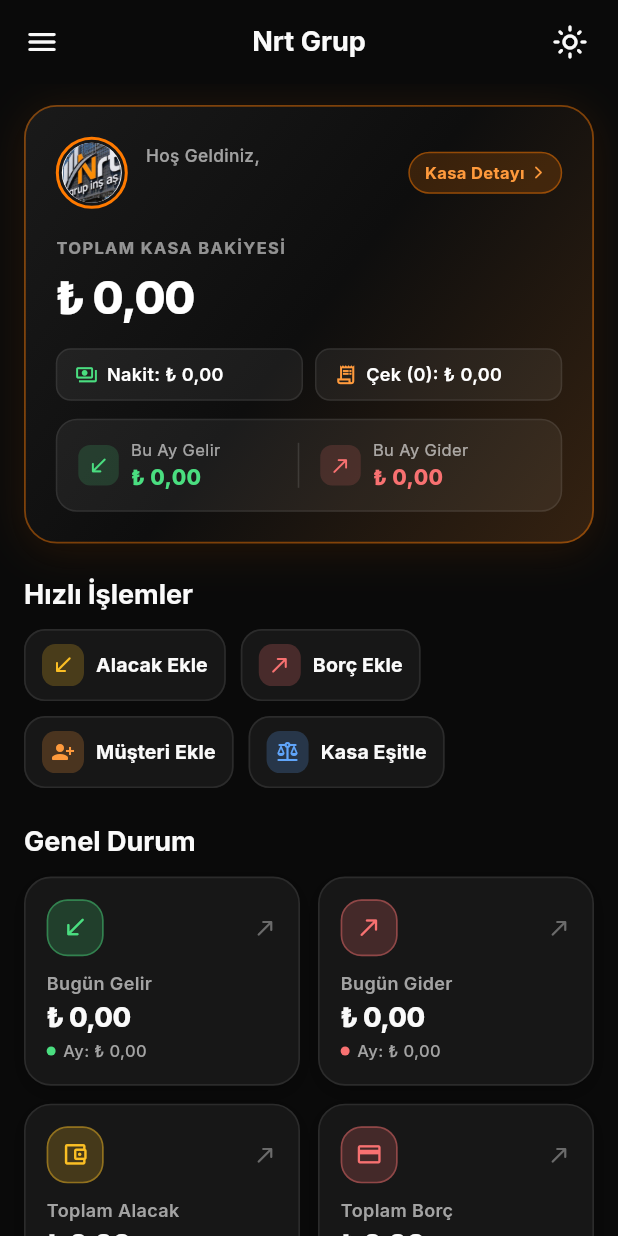
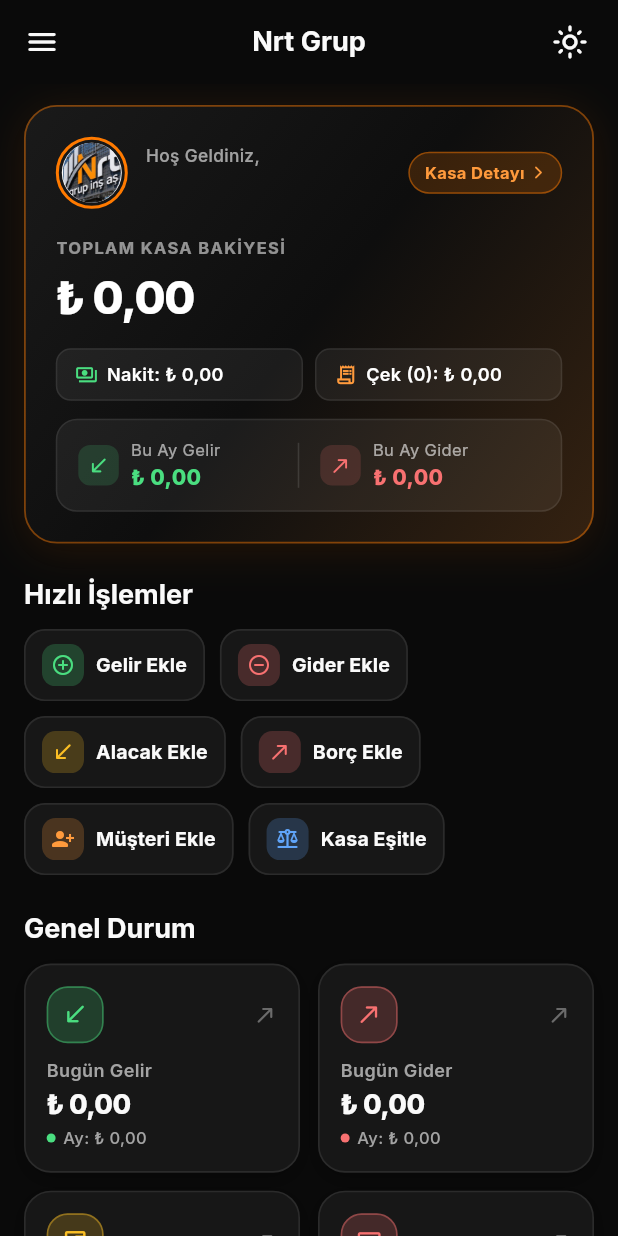
Before and after one commit to ardaaskinn01/nrtgrup, a Flutter app: the DashboardScreen screen opened by its route, on a phone screen of 412 x 824 dp. Run offline on Flutter 3.47's test engine with Material 3 defaults, Android fonts, the phone set to English and light mode, and no system bars; drawn by our look-alikes of flutter_animate; our stand-ins replace cloud_firestore, firebase_auth, firebase_core, flutter_dotenv, flutter_local_notifications, flutter_riverpod and 6 more; accounts and stored records are empty.

Commit message:
feat(dashboard): add Gelir Ekle and Gider Ekle buttons to Quick Actions

```diff
--- a/lib/features/dashboard/screens/dashboard_screen.dart
+++ b/lib/features/dashboard/screens/dashboard_screen.dart
@@ -19,7 +19,9 @@ import '../../receivables/widgets/add_receivable_entry_modal.dart';
 import '../../staff/providers/attendance_providers.dart';
 import '../../todos/providers/todo_providers.dart';
 import '../../transactions/providers/transaction_providers.dart';
+import '../../transactions/widgets/add_transaction_modal.dart';
 import '../../transactions/widgets/cash_offset_modal.dart';
+import '../../../models/transaction.dart';
 
 class DashboardScreen extends ConsumerWidget {
   const DashboardScreen({super.key});
@@ -328,6 +330,34 @@ class DashboardScreen extends ConsumerWidget {
                 spacing: 10,
                 runSpacing: 10,
                 children: [
+                  _QuickActionTile(
+                    icon: Icons.add_circle_outline_rounded,
+                    label: 'Gelir Ekle',
+                    color: AdaptiveColors.success(context),
+                    onTap: () async {
+                      final res = await AddTransactionModal.show(
+                        context,
+                        initialType: TransactionType.income,
+                      );
+                      if (res != null && context.mounted) {
+                        MoodBurst.show(context, amount: res.amount, isIncome: true);
+                      }
+                    },
+                  ),
+                  _QuickActionTile(
+                    icon: Icons.remove_circle_outline_rounded,
+                    label: 'Gider Ekle',
+                    color: AdaptiveColors.error(context),
+                    onTap: () async {
+                      final res = await AddTransactionModal.show(
+                        context,
+                        initialType: TransactionType.expense,
+                      );
+                      if (res != null && context.mounted) {
+                        MoodBurst.show(context, amount: res.amount, isIncome: false);
+                      }
+                    },
+                  ),
                   _QuickActionTile(
                     icon: Icons.call_received_rounded,
                     label: 'Alacak Ekle',
```
